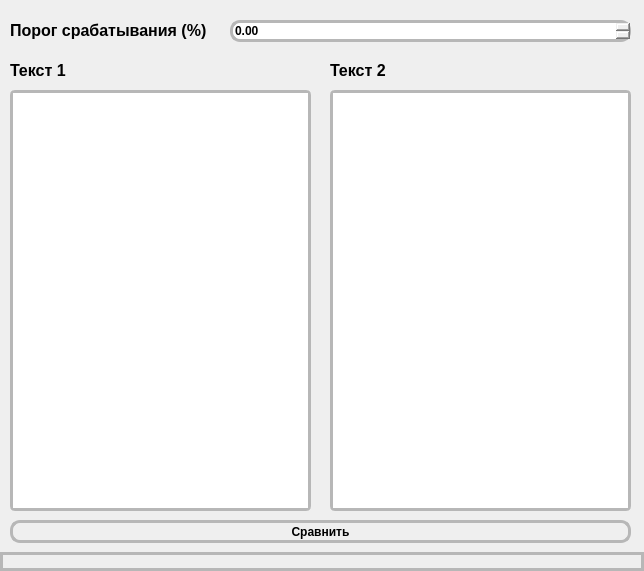
Above: AntiPlagiarism.ui from Kimiroshi/Cupol before the change. Below: the same form after it.
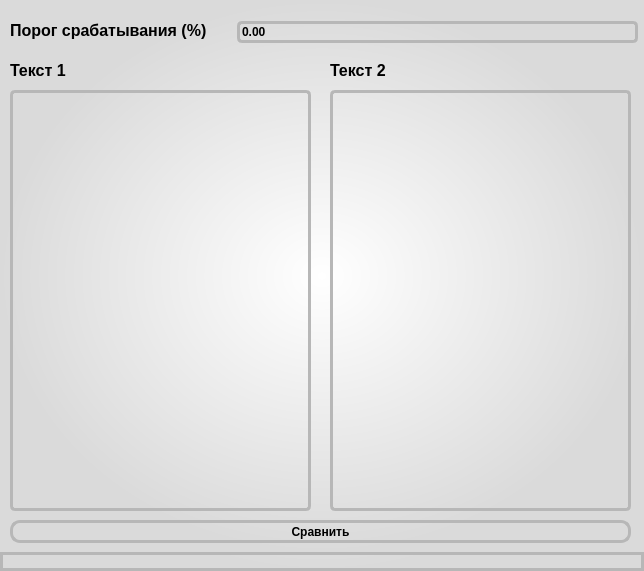
That is the form after the change.

Patch:
```diff
--- a/AntiPlagiarism.ui
+++ b/AntiPlagiarism.ui
@@ -13,13 +13,16 @@
   <property name="windowTitle">
    <string>Антиплагиат</string>
   </property>
+  <property name="styleSheet">
+   <string notr="true">background-color: qradialgradient(spread:pad, cx:0.5, cy:0.5, radius:0.5, fx:0.5, fy:0.5, stop:0 rgba(255, 255, 255, 255), stop:1 rgba(218, 218, 218, 255));</string>
+  </property>
   <widget class="QWidget" name="centralwidget">
    <widget class="QLabel" name="text1_label">
     <property name="geometry">
      <rect>
       <x>10</x>
       <y>60</y>
-      <width>71</width>
+      <width>91</width>
       <height>21</height>
      </rect>
     </property>
@@ -30,6 +33,9 @@
       <bold>true</bold>
      </font>
     </property>
+    <property name="styleSheet">
+     <string notr="true">background-color: rgba(0,0,0,0)</string>
+    </property>
     <property name="text">
      <string>Текст 1</string>
     </property>
@@ -80,6 +86,9 @@
       <underline>false</underline>
      </font>
     </property>
+    <property name="styleSheet">
+     <string notr="true">background-color: rgba(0,0,0,0)</string>
+    </property>
     <property name="text">
      <string>Порог срабатывания (%)</string>
     </property>
@@ -100,7 +109,7 @@
      </font>
     </property>
     <property name="styleSheet">
-     <string notr="true">background: none;
+     <string notr="true">background: rgba(0,0,0,0);
 border-radius: 5px;
 border: 3px solid #b7b7b7;
 </string>
@@ -111,7 +120,7 @@
      <rect>
       <x>330</x>
       <y>60</y>
-      <width>71</width>
+      <width>81</width>
       <height>21</height>
      </rect>
     </property>
@@ -122,6 +131,9 @@
       <bold>true</bold>
      </font>
     </property>
+    <property name="styleSheet">
+     <string notr="true">background-color: rgba(0,0,0,0)</string>
+    </property>
     <property name="text">
      <string>Текст 2</string>
     </property>
@@ -142,17 +154,20 @@
      </font>
     </property>
     <property name="styleSheet">
-     <string notr="true">background: none;
+     <string notr="true">background: rgba(0,0,0,0);
 border-radius: 5px;
 border: 3px solid #b7b7b7;
 </string>
     </property>
+    <property name="plainText">
+     <string/>
+    </property>
    </widget>
    <widget class="QDoubleSpinBox" name="alert_value">
     <property name="geometry">
      <rect>
-      <x>230</x>
-      <y>20</y>
+      <x>237</x>
+      <y>21</y>
       <width>401</width>
       <height>22</height>
      </rect>
@@ -164,11 +179,14 @@
      </font>
     </property>
     <property name="styleSheet">
-     <string notr="true">background: none;
-border-radius: 10px;
+     <string notr="true">background: rgba(0,0,0,0);
+border-radius: 5px;
 border: 3px solid #b7b7b7;
 </string>
     </property>
+    <property name="maximum">
+     <double>100.000000000000000</double>
+    </property>
    </widget>
   </widget>
   <widget class="QStatusBar" name="statusbar">
```
